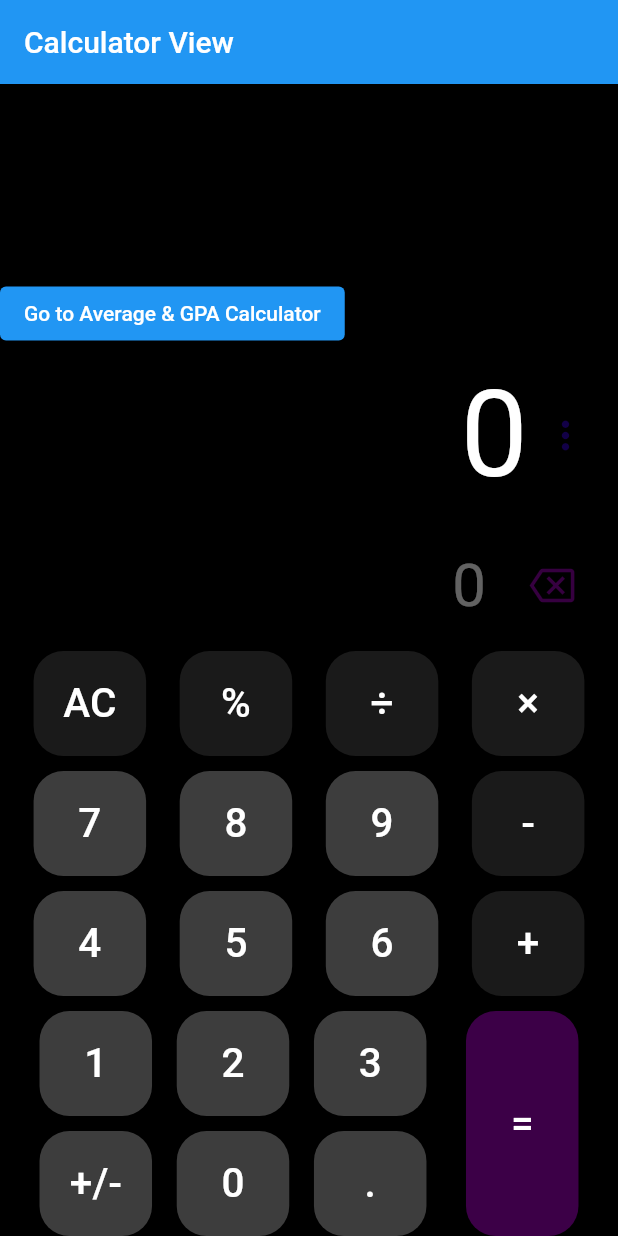
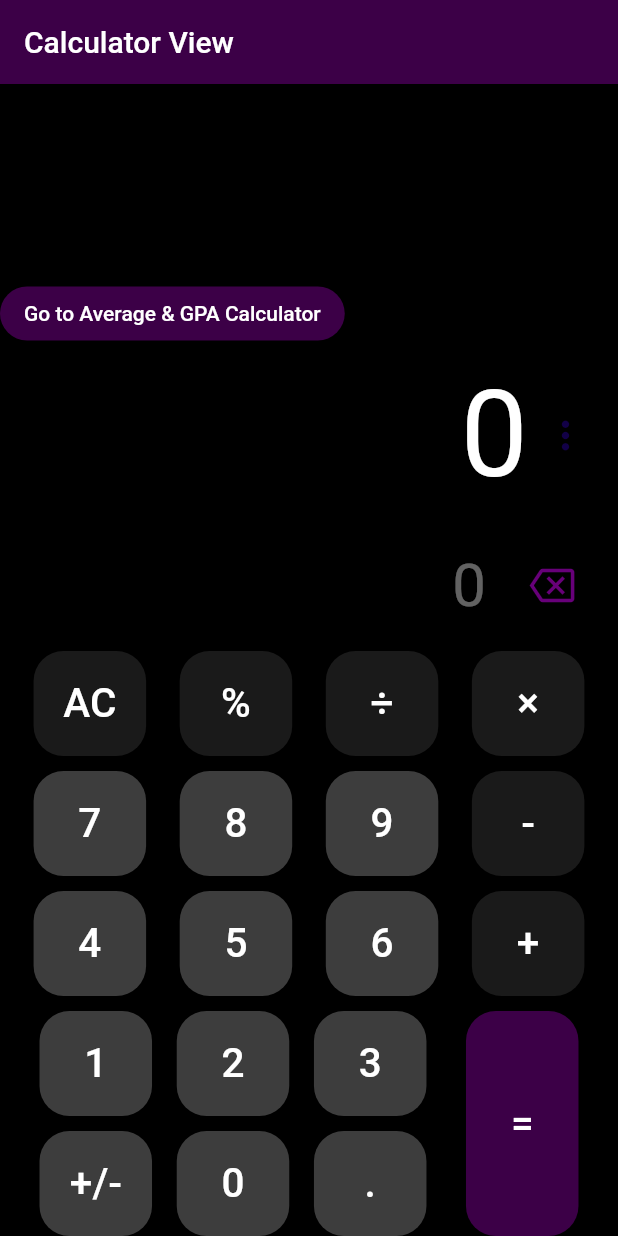
Before and after one commit to Bronx-Science/project-special-calculator-the-adam-dimitri-navil-team, a Flutter app: the screen it shows after launch, on a phone screen of 412 x 824 dp. Run offline on Flutter 3.47's test engine with Material 2 defaults, Android fonts, the phone set to English and light mode, and no system bars; our stand-ins replace math_expressions.

Commit message:
cleaned main page

```diff
--- a/lib/calculator_view.dart
+++ b/lib/calculator_view.dart
@@ -78,6 +78,7 @@ class _CalculatorViewState extends State<CalculatorView> {
       backgroundColor: Color.fromARGB(255, 0, 0, 0),
       appBar: AppBar(
         title: Text('Calculator View'), // Set the app bar title
+        backgroundColor: Color.fromARGB(255, 60, 0, 71),
       ),
       body: SafeArea(
         child: Column(
@@ -94,6 +95,10 @@ class _CalculatorViewState extends State<CalculatorView> {
                     MaterialPageRoute(builder: (context) => AverageGPACalculator()),
                   );
                 },
+                style: ElevatedButton.styleFrom(
+                  backgroundColor: Color.fromARGB(255, 60, 0, 71),
+                  shape: StadiumBorder(),
+                ),
                 child: Text('Go to Average & GPA Calculator'),
               ),
             ),
@@ -131,7 +136,7 @@ class _CalculatorViewState extends State<CalculatorView> {
                         ),
                         IconButton(
                           icon: const Icon(Icons.backspace_outlined,
-                              color: Color.fromARGB(255, 54, 0, 64), size: 30),
+                              color: Color.fromARGB(255, 103, 0, 121), size: 30),
                           onPressed: () {
                             buttonPressed("⌫");
                           },
```
